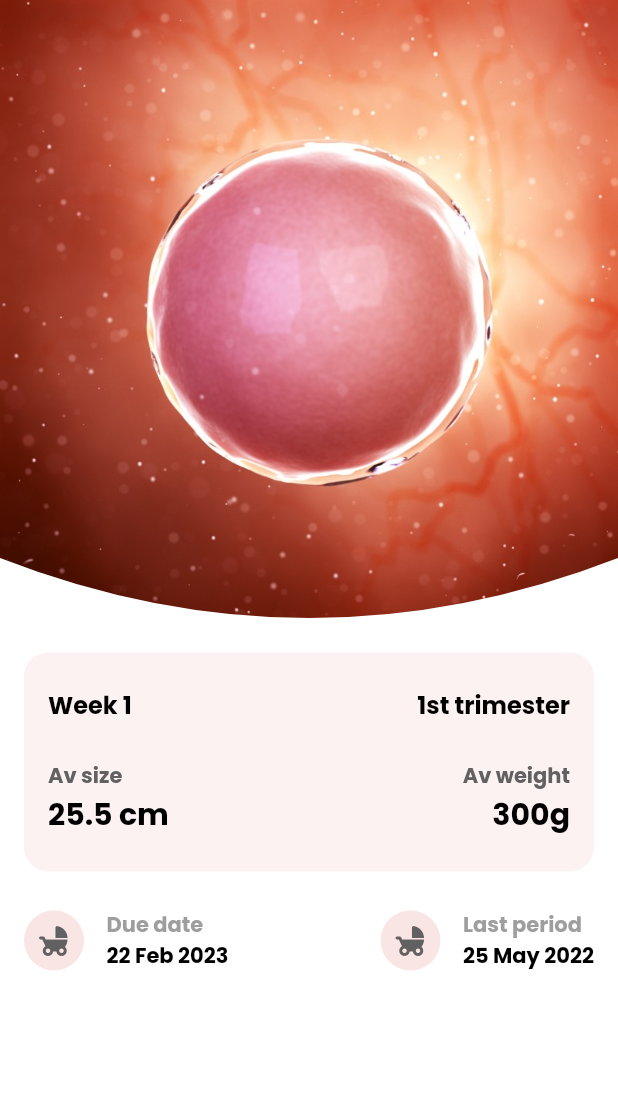
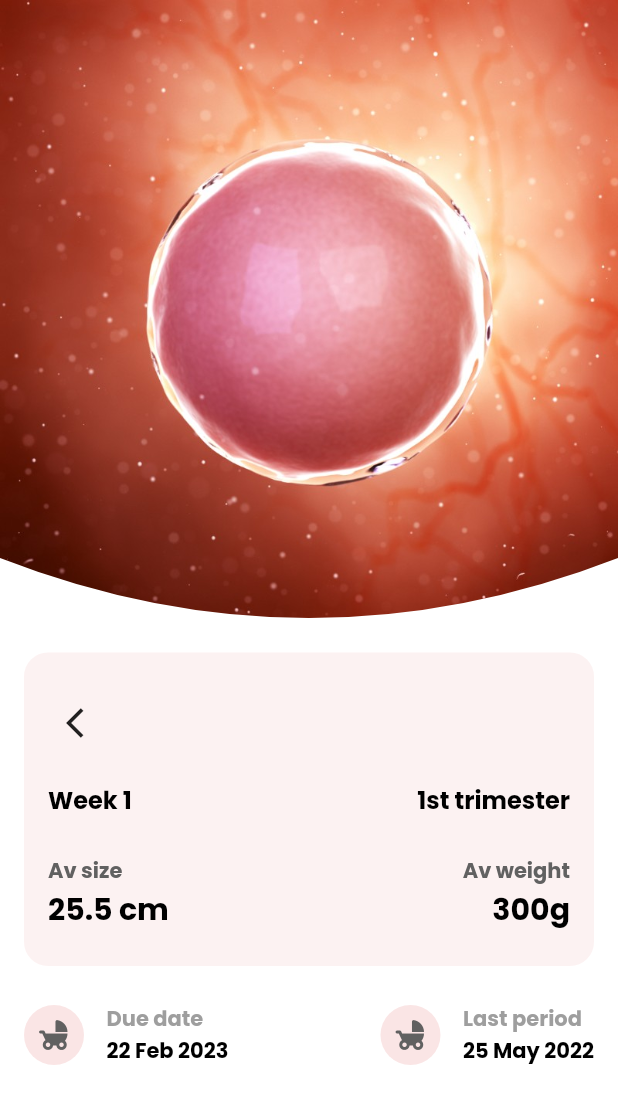
Before and after one commit to Nathaniel-Akubuo/fertility_tracker, a Flutter app: the PregnancyView screen opened by its route, on a phone screen of 412 x 824 dp. Shown: the top 1104 px of the screen. Run offline on Flutter 3.47's test engine with Material 2 defaults, Android fonts, the phone set to English and light mode, and no system bars; our stand-ins replace cloud_firestore, date_picker_timeline, dot_navigation_bar, firebase_auth, firebase_core, fluttertoast and 6 more; accounts and stored records are empty.

Commit message:
latest changes

```diff
--- a/lib/constants/styles.dart
+++ b/lib/constants/styles.dart
@@ -9,7 +9,7 @@ const kGreen = Color(0xff19BC9B); // primary
 const kWhite = Color(0xffFFFFFF);
 const kBlack = Color(0xff000000);
 const kLightGrey = Color(0xFFF6F6F6);
-const kGrey = Color(0xFFFAFAFA);
+const kGrey = Color(0xFFE0E1E3);
 const kTextFieldGrey = Color(0xFFE0E0E0);
 const kIconGrey = Color(0xFFB4BAC5);
 const kTextColor = kBlack;
--- a/lib/ui/pregnancy/pregnancy_view.dart
+++ b/lib/ui/pregnancy/pregnancy_view.dart
@@ -47,7 +47,14 @@ class PregnancyView extends StatelessWidget {
                                 borderRadius: k16pxBorderRadius,
                               ),
                               child: Column(
+                                crossAxisAlignment: CrossAxisAlignment.start,
                                 children: [
+                                  verticalSpaceRegular,
+                                  IconButton(
+                                    padding: EdgeInsets.zero,
+                                    icon: const Icon(Icons.arrow_back_ios),
+                                    onPressed: () => model.setDate(),
+                                  ),
                                   verticalSpaceRegular,
                                   Row(
                                     children: [
--- a/lib/ui/pregnancy/pregnancy_viewmodel.dart
+++ b/lib/ui/pregnancy/pregnancy_viewmodel.dart
@@ -20,7 +20,22 @@ class PregnancyViewModel extends StreamViewModel<DocumentSnapshot<UserModel>> {
     );
   }
 
+  bool edited = false;
+  DateTime? newLMP;
+
   int week() {
+    if (edited) {
+      final now = DateTime.now();
+      if (newLMP == null) return 1;
+      final difference = now.difference(newLMP!);
+      var week = (difference.inDays / 7).floor();
+      if (week == 0) {
+        week = 1;
+      } else if (week > 39) {
+        week = 39;
+      }
+      return week;
+    } else {
       final now = DateTime.now();
       if (user.lmp == null) return 1;
       final difference = now.difference(user.lmp!.toDate());
@@ -31,6 +46,14 @@ class PregnancyViewModel extends StreamViewModel<DocumentSnapshot<UserModel>> {
         week = 39;
       }
       return week;
+    }
+  }
+
+  Future<void> setDate() async {
+    edited = true;
+    var baseDate = newLMP ?? user.lmp!.toDate();
+    newLMP = baseDate.add(const Duration(days: 7));
+    notifyListeners();
   }
 
   DateTime dueDate(DateTime? lmp) {
@@ -51,7 +74,9 @@ class PregnancyViewModel extends StreamViewModel<DocumentSnapshot<UserModel>> {
   UserModel _data() {
     return data == null ? UserModel() : data!.data()!;
   }
+
   String get _uid => _auth.currentUser!.uid;
+
   UserModel get user => _data();
 
   String trimester() {
@@ -64,6 +89,4 @@ class PregnancyViewModel extends StreamViewModel<DocumentSnapshot<UserModel>> {
       return '3rd';
     }
   }
-
-
 }
```
Lines whose indentation alone changed are shown as unchanged.
